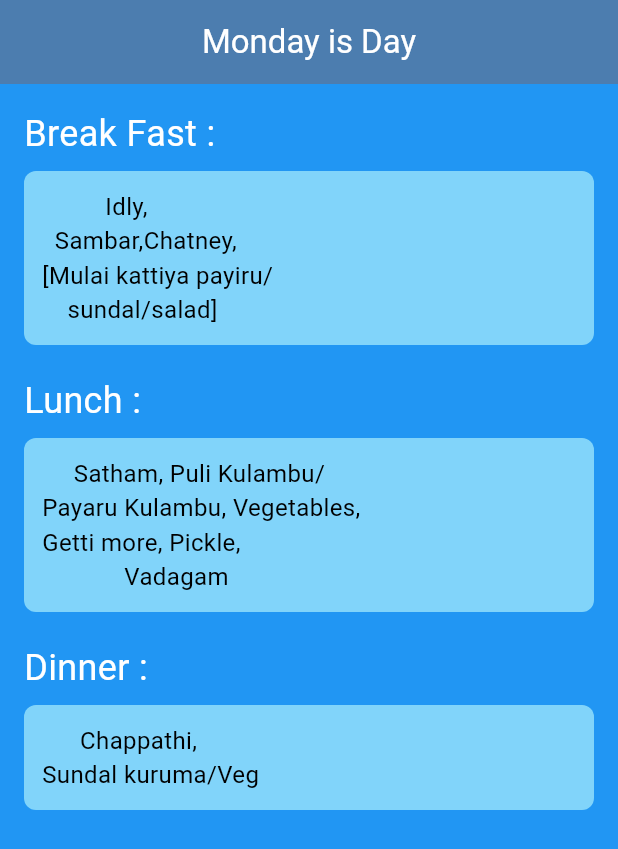
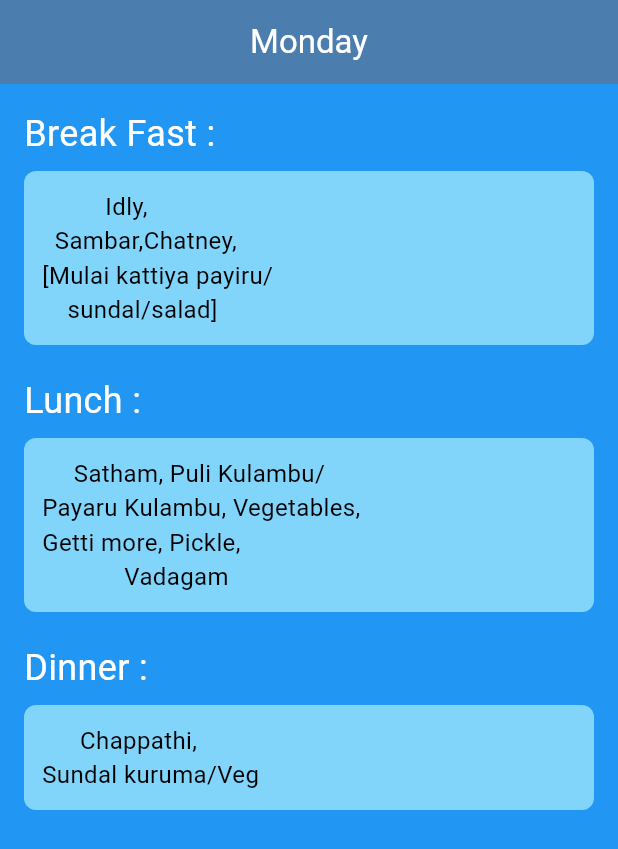
Before and after one commit to brajadevimk/thingal, a Flutter app: the screen it shows after launch, on a phone screen of 412 x 824 dp. Shown: the top 849 px of the screen. Run offline on Flutter 3.47's test engine with Material 3 defaults, Android fonts, the phone set to English and light mode, and no system bars.

Commit message:
changed title

```diff
--- a/lib/main.dart
+++ b/lib/main.dart
@@ -13,7 +13,7 @@ class MyApp extends StatelessWidget {
         appBar: AppBar(
           backgroundColor: const Color.fromARGB(255, 76, 125, 175),
           title: const Center(
-            child: Text('Monday is Day', style: TextStyle(color: Colors.white)),
+            child: Text('Monday', style: TextStyle(color: Colors.white)),
           ),
         ),
         backgroundColor: Colors.blue,
```
